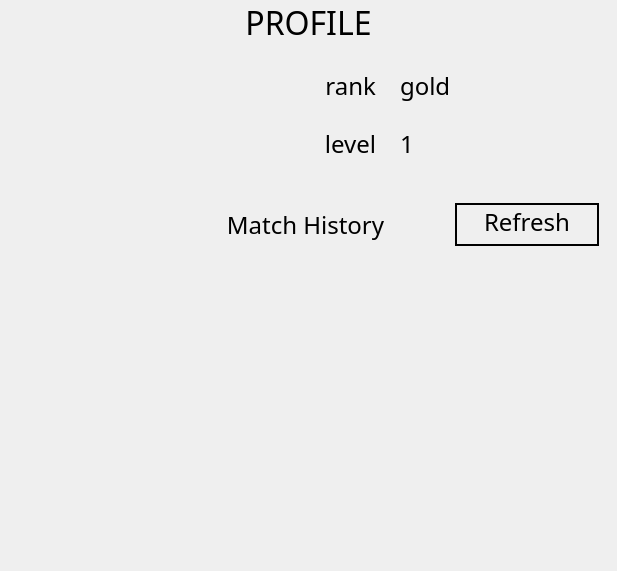
First picture: the form in nitin_venv/Chess-master/wui/profile.ui, repository NetworkProgramming-20212-Group1/ChessMultiplayer, before the edit.
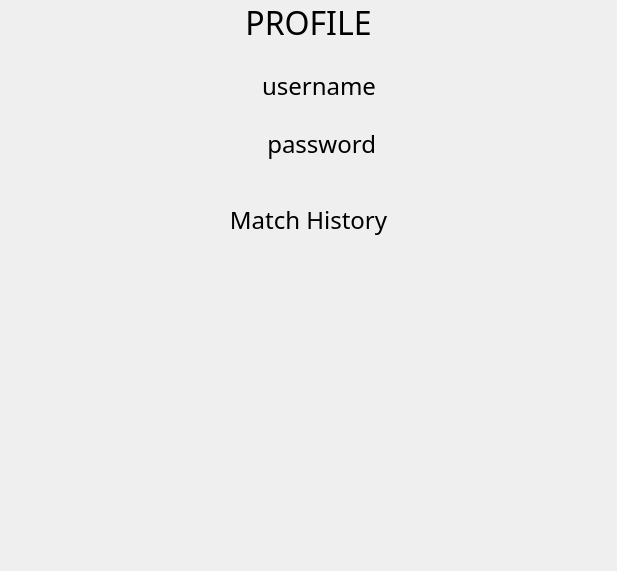
Second picture: the form after the edit. Icons and pictures are not drawn.

```diff
--- a/nitin_venv/Chess-master/wui/profile.ui
+++ b/nitin_venv/Chess-master/wui/profile.ui
@@ -111,7 +111,7 @@
                </font>
               </property>
               <property name="text">
-               <string>rank</string>
+               <string>username</string>
               </property>
               <property name="alignment">
                <set>Qt::AlignRight|Qt::AlignTrailing|Qt::AlignVCenter</set>
@@ -133,7 +133,7 @@
                </font>
               </property>
               <property name="text">
-               <string>gold</string>
+               <string/>
               </property>
               <property name="textFormat">
                <enum>Qt::AutoText</enum>
@@ -146,28 +146,6 @@
            </layout>
           </widget>
          </item>
-         <item row="1" column="0">
-          <widget class="QWidget" name="widget_11" native="true">
-           <layout class="QHBoxLayout" name="horizontalLayout_10">
-            <item>
-             <widget class="QLabel" name="level">
-              <property name="font">
-               <font>
-                <family>Poor Richard</family>
-                <pointsize>18</pointsize>
-               </font>
-              </property>
-              <property name="text">
-               <string>level</string>
-              </property>
-              <property name="alignment">
-               <set>Qt::AlignRight|Qt::AlignTrailing|Qt::AlignVCenter</set>
-              </property>
-             </widget>
-            </item>
-           </layout>
-          </widget>
-         </item>
          <item row="1" column="1">
           <widget class="QWidget" name="widget_14" native="true">
            <layout class="QHBoxLayout" name="horizontalLayout_11">
@@ -180,7 +158,7 @@
                </font>
               </property>
               <property name="text">
-               <string>1</string>
+               <string/>
               </property>
               <property name="alignment">
                <set>Qt::AlignLeading|Qt::AlignLeft|Qt::AlignVCenter</set>
@@ -190,6 +168,28 @@
            </layout>
           </widget>
          </item>
+         <item row="1" column="0">
+          <widget class="QWidget" name="widget_11" native="true">
+           <layout class="QHBoxLayout" name="horizontalLayout_10">
+            <item>
+             <widget class="QLabel" name="password">
+              <property name="font">
+               <font>
+                <family>Poor Richard</family>
+                <pointsize>18</pointsize>
+               </font>
+              </property>
+              <property name="text">
+               <string>password</string>
+              </property>
+              <property name="alignment">
+               <set>Qt::AlignRight|Qt::AlignTrailing|Qt::AlignVCenter</set>
+              </property>
+             </widget>
+            </item>
+           </layout>
+          </widget>
+         </item>
         </layout>
        </widget>
       </item>
@@ -198,20 +198,7 @@
         <layout class="QVBoxLayout" name="verticalLayout_2">
          <item>
           <widget class="QWidget" name="widget_15" native="true">
-           <layout class="QHBoxLayout" name="horizontalLayout_3" stretch="1,2,1">
-            <item>
-             <spacer name="horizontalSpacer">
-              <property name="orientation">
-               <enum>Qt::Horizontal</enum>
-              </property>
-              <property name="sizeHint" stdset="0">
-               <size>
-                <width>40</width>
-                <height>20</height>
-               </size>
-              </property>
-             </spacer>
-            </item>
+           <layout class="QHBoxLayout" name="horizontalLayout_3" stretch="2">
             <item>
              <widget class="QLabel" name="Match_history">
               <property name="font">
@@ -228,24 +215,6 @@
               </property>
              </widget>
             </item>
-            <item>
-             <widget class="QPushButton" name="refreshButton">
-              <property name="font">
-               <font>
-                <family>Poor Richard</family>
-                <pointsize>18</pointsize>
-               </font>
-              </property>
-              <property name="styleSheet">
-               <string notr="true">border-radius : 100; 
-border : 2px solid black;
-padding-bottom: 5px</string>
-              </property>
-              <property name="text">
-               <string>Refresh</string>
-              </property>
-             </widget>
-            </item>
            </layout>
           </widget>
          </item>
@@ -263,7 +232,7 @@
               <x>0</x>
               <y>0</y>
               <width>593</width>
-              <height>311</height>
+              <height>320</height>
              </rect>
             </property>
             <layout class="QVBoxLayout" name="verticalLayout"/>
```
Left out of the diff: 6 changed lines with no effect on the pictures.
